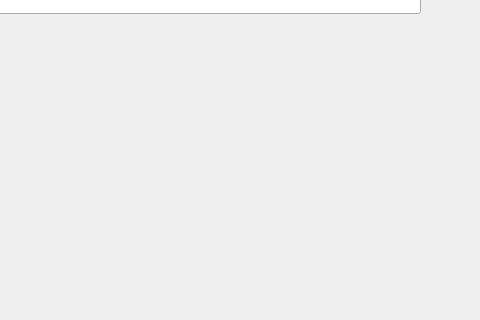
fantasy-mark/Summer, file src/ui/baseInfo.ui: the form before one commit; both pictures show x 960 to 1440 and y 480 to 800 of the 1440 by 800 pixel window.
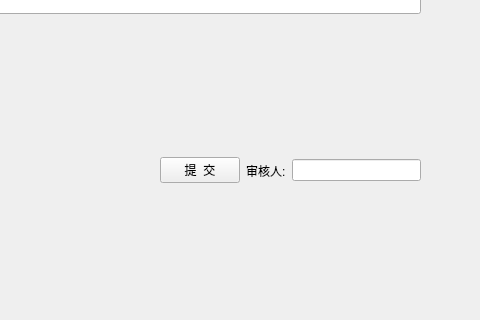
The form after the commit.

Diff of the .ui file:
```diff
--- a/src/ui/baseInfo.ui
+++ b/src/ui/baseInfo.ui
@@ -374,6 +374,35 @@
     </item>
    </layout>
   </widget>
+  <widget class="QWidget" name="horizontalLayoutWidget">
+   <property name="geometry">
+    <rect>
+     <x>1120</x>
+     <y>630</y>
+     <width>261</width>
+     <height>41</height>
+    </rect>
+   </property>
+   <layout class="QHBoxLayout" name="horizontalLayout">
+    <item>
+     <widget class="QPushButton" name="commitB">
+      <property name="text">
+       <string>提  交</string>
+      </property>
+     </widget>
+    </item>
+    <item>
+     <widget class="QLabel" name="label_27">
+      <property name="text">
+       <string>审核人:</string>
+      </property>
+     </widget>
+    </item>
+    <item>
+     <widget class="QLineEdit" name="lineEdit"/>
+    </item>
+   </layout>
+  </widget>
  </widget>
  <resources/>
  <connections/>
```
